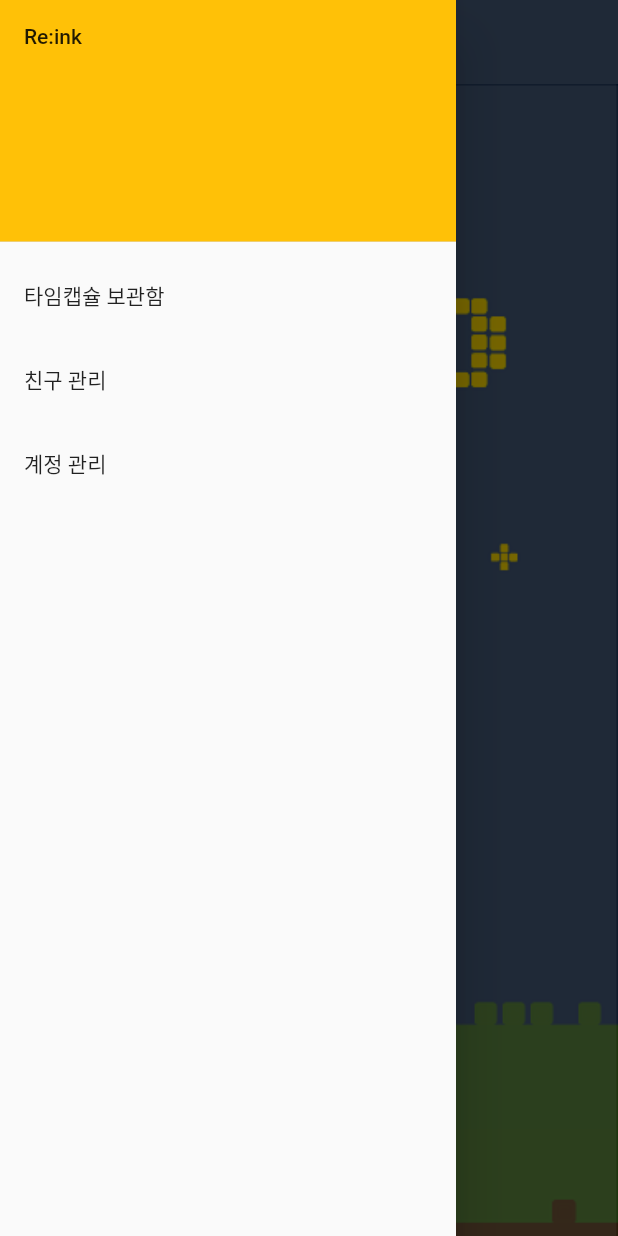
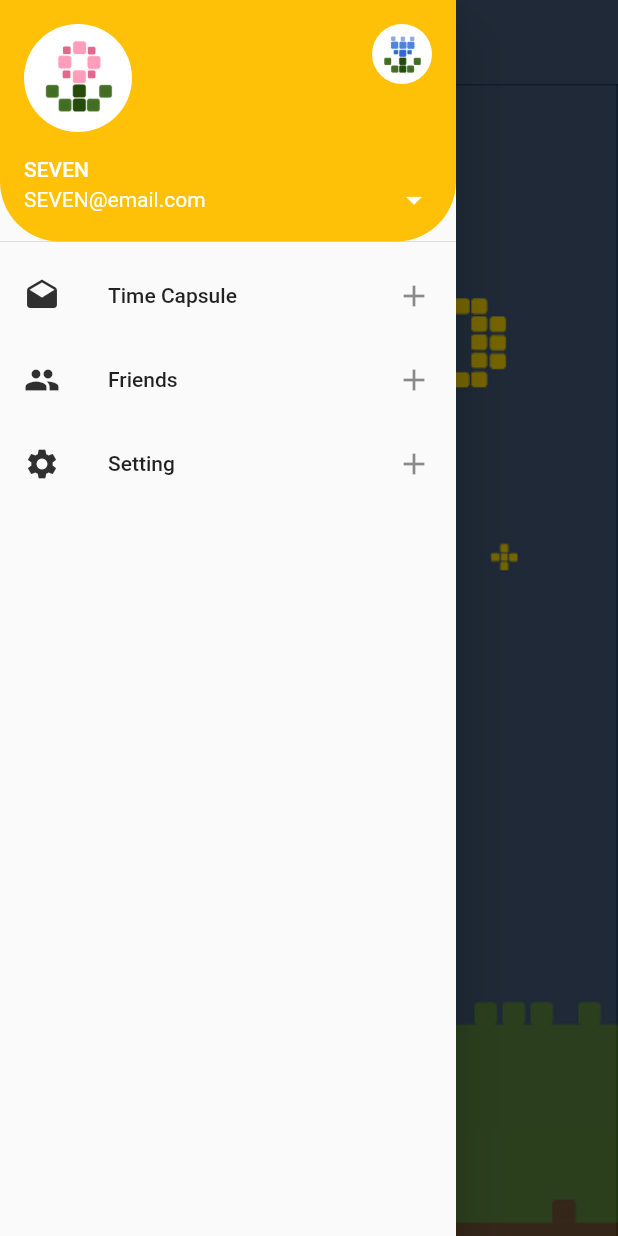
Before and after one commit to green-study/seven_ui, a Flutter app: the MainPage screen opened directly, with the side drawer open, on a phone screen of 412 x 824 dp. Run offline on Flutter 3.47's test engine with Material 2 defaults, Android fonts, the light colour scheme and no system bars; our stand-ins replace firebase_core, flutter_screenutil, image_picker; accounts and stored records are empty.

Commit message:
menu bar update

```diff
--- a/lib/home.dart
+++ b/lib/home.dart
@@ -48,35 +48,65 @@ class _MainPageState extends State<MainPage> {
       drawer: Drawer(
         child: ListView(
           padding: EdgeInsets.zero,
-          children: [
-            const DrawerHeader(
+          children: <Widget>[
+            UserAccountsDrawerHeader(
+              currentAccountPicture: CircleAvatar(
+                backgroundImage: AssetImage('images/flower1.png'),
+                backgroundColor: Colors.white,
+              ),
+              otherAccountsPictures: <Widget>[
+                CircleAvatar(
+                  backgroundColor: Colors.white,
+                  backgroundImage: AssetImage('images/flower3.png'),
+                ),
+              ],
+              accountName: Text('SEVEN'),
+              accountEmail: Text('SEVEN@email.com'),
+              onDetailsPressed: () {},
               decoration: BoxDecoration(
                 color: Colors.amber,
+                borderRadius: BorderRadius.only(
+                  bottomLeft: Radius.circular(40.0),
+                  bottomRight: Radius.circular(40.0),
+                ),
               ),
-              child: Text('Re:ink'),
             ),
             ListTile(
-              title: const Text('타임캡슐 보관함'),
+              leading: Icon(
+                Icons.drafts,
+                color: Colors.grey[850],
+              ),
+              title: Text('Time Capsule'),
               onTap: () {
-                Navigator.pop(context);
+                print('Time Capsule is clicked');
               },
+              trailing: Icon(Icons.add),
             ),
             ListTile(
-              title: const Text('친구 관리'),
+              leading: Icon(
+                Icons.people,
+                color: Colors.grey[850],
+              ),
+              title: Text('Friends'),
               onTap: () {
-                Navigator.pop(context);
+                print('Friends is clicked');
               },
+              trailing: Icon(Icons.add),
             ),
             ListTile(
-              title: const Text('계정 관리'),
+              leading: Icon(
+                Icons.settings,
+                color: Colors.grey[850],
+              ),
+              title: Text('Setting'),
               onTap: () {
-                Navigator.pop(context);
+                print('Setting is clicked');
               },
+              trailing: Icon(Icons.add),
             ),
           ],
         ),
       ),
-
       floatingActionButtonLocation: FloatingActionButtonLocation.centerFloat,
     );
   }
```
